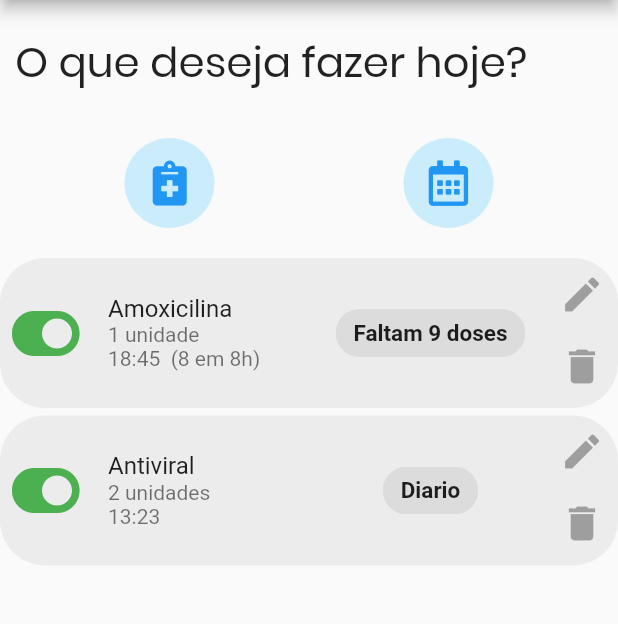
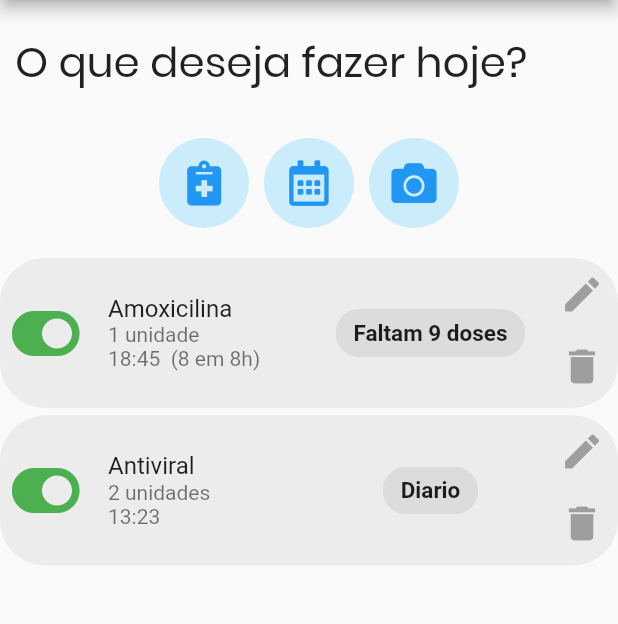
Before and after one commit to gussf/memory_pill, a Flutter app: the screen it shows after launch, on a phone screen of 412 x 824 dp, the part 84-708 px from its top. Run offline on Flutter 3.47's test engine with Material 2 defaults, Android fonts, the phone set to English and light mode, and no system bars; our stand-ins replace font_awesome_flutter.

Commit message:
Button padding

```diff
--- a/lib/screens/home_screen.dart
+++ b/lib/screens/home_screen.dart
@@ -26,16 +26,14 @@ class HomeScreen extends StatelessWidget {
           ),
           SizedBox(height: 30.0),
           Padding(
-            padding: EdgeInsets.only(left: 20.0, right: 20.0),
+            padding: EdgeInsets.only(left: 0.0, right: 0.0),
             child: Row(
-              mainAxisAlignment: MainAxisAlignment.spaceAround,
+              mainAxisAlignment: MainAxisAlignment.center,
               children: <Widget>[
-                menuButton(
-                  // Insert a new Medicine!
-                  Icon(FontAwesomeIcons.notesMedical),
-                  () => goToFormScreen(context, _formKey),
-                ),
+                menuButton(Icon(FontAwesomeIcons.notesMedical),
+                    () => goToFormScreen(context, _formKey)),
                 menuButton(Icon(FontAwesomeIcons.calendarAlt), null),
+                menuButton(Icon(FontAwesomeIcons.camera), null),
               ],
             ),
           ),
--- a/lib/widgets/menu_button.dart
+++ b/lib/widgets/menu_button.dart
@@ -2,16 +2,20 @@ import 'package:flutter/material.dart';
 
 
 Widget menuButton(Icon iconParam, VoidCallback onButtonPress) {
-  return Container(
+  return Padding(
+    padding: const EdgeInsets.only(left: 5.0, right: 5.0),
+    child: Container(
       height: 60.0,
       width: 60.0,
       decoration: BoxDecoration(
           color: Colors.lightBlueAccent.withOpacity(0.25),
           borderRadius: BorderRadius.circular(30.0)),
       child: IconButton(
+
         icon: iconParam,
         iconSize: 30,
         onPressed: () { onButtonPress();},
       ),
+    ),
   );
 }
```
Lines whose indentation alone changed are shown as unchanged.
